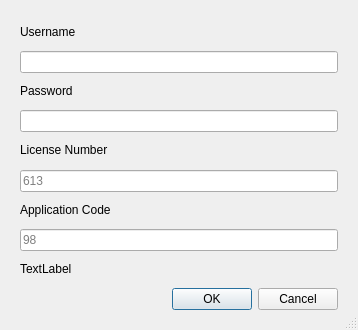
The window that terraindex_login.ui (KRS-dev/TerraIndex-Plugin) describes before a commit, drawn with Qt 5.
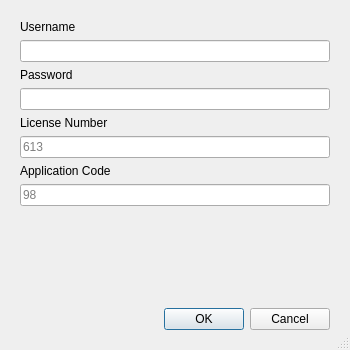
The same window after the commit. Custom widgets are drawn as their Qt base class.

Patch:
```diff
--- a/terraindex_login.ui
+++ b/terraindex_login.ui
@@ -6,8 +6,8 @@
    <rect>
     <x>0</x>
     <y>0</y>
-    <width>358</width>
-    <height>400</height>
+    <width>350</width>
+    <height>350</height>
    </rect>
   </property>
   <property name="sizePolicy">
@@ -18,14 +18,20 @@
   </property>
   <property name="minimumSize">
    <size>
-    <width>200</width>
-    <height>200</height>
+    <width>350</width>
+    <height>320</height>
    </size>
   </property>
   <property name="maximumSize">
    <size>
-    <width>600</width>
-    <height>330</height>
+    <width>350</width>
+    <height>350</height>
+   </size>
+  </property>
+  <property name="baseSize">
+   <size>
+    <width>300</width>
+    <height>300</height>
    </size>
   </property>
   <property name="contextMenuPolicy">
@@ -52,6 +58,12 @@
        <height>150</height>
       </size>
      </property>
+     <property name="maximumSize">
+      <size>
+       <width>600</width>
+       <height>600</height>
+      </size>
+     </property>
      <property name="sizeIncrement">
       <size>
        <width>10</width>
@@ -75,19 +87,6 @@
         </property>
        </widget>
       </item>
-      <item row="0" column="1">
-       <spacer name="verticalSpacer_4">
-        <property name="orientation">
-         <enum>Qt::Vertical</enum>
-        </property>
-        <property name="sizeHint" stdset="0">
-         <size>
-          <width>20</width>
-          <height>40</height>
-         </size>
-        </property>
-       </spacer>
-      </item>
       <item row="1" column="0" colspan="2">
        <widget class="QgsFilterLineEdit" name="username">
         <property name="text">
@@ -105,19 +104,6 @@
         </property>
        </widget>
       </item>
-      <item row="2" column="1">
-       <spacer name="verticalSpacer">
-        <property name="orientation">
-         <enum>Qt::Vertical</enum>
-        </property>
-        <property name="sizeHint" stdset="0">
-         <size>
-          <width>20</width>
-          <height>40</height>
-         </size>
-        </property>
-       </spacer>
-      </item>
       <item row="3" column="0" colspan="2">
        <widget class="QgsPasswordLineEdit" name="password"/>
       </item>
@@ -128,19 +114,6 @@
         </property>
        </widget>
       </item>
-      <item row="4" column="1">
-       <spacer name="verticalSpacer_2">
-        <property name="orientation">
-         <enum>Qt::Vertical</enum>
-        </property>
-        <property name="sizeHint" stdset="0">
-         <size>
-          <width>20</width>
-          <height>40</height>
-         </size>
-        </property>
-       </spacer>
-      </item>
       <item row="5" column="0" colspan="2">
        <widget class="QgsFilterLineEdit" name="licensenumber">
         <property name="placeholderText">
@@ -158,19 +131,6 @@
         </property>
        </widget>
       </item>
-      <item row="6" column="1">
-       <spacer name="verticalSpacer_3">
-        <property name="orientation">
-         <enum>Qt::Vertical</enum>
-        </property>
-        <property name="sizeHint" stdset="0">
-         <size>
-          <width>20</width>
-          <height>40</height>
-         </size>
-        </property>
-       </spacer>
-      </item>
       <item row="7" column="0" colspan="2">
        <widget class="QgsFilterLineEdit" name="applicationcode">
         <property name="placeholderText">
@@ -181,7 +141,7 @@
         </property>
        </widget>
       </item>
-      <item row="8" column="1">
+      <item row="9" column="0" colspan="2">
        <spacer name="verticalSpacer_5">
         <property name="orientation">
          <enum>Qt::Vertical</enum>
@@ -194,7 +154,7 @@
         </property>
        </spacer>
       </item>
-      <item row="9" column="1">
+      <item row="10" column="0" colspan="2">
        <widget class="QDialogButtonBox" name="buttonBox">
         <property name="orientation">
          <enum>Qt::Horizontal</enum>
@@ -204,26 +164,37 @@
         </property>
        </widget>
       </item>
-      <item row="8" column="0">
+      <item row="8" column="0" colspan="2">
        <widget class="QLabel" name="message">
+        <property name="sizePolicy">
+         <sizepolicy hsizetype="MinimumExpanding" vsizetype="MinimumExpanding">
+          <horstretch>0</horstretch>
+          <verstretch>0</verstretch>
+         </sizepolicy>
+        </property>
+        <property name="maximumSize">
+         <size>
+          <width>1000</width>
+          <height>1000</height>
+         </size>
+        </property>
+        <property name="sizeIncrement">
+         <size>
+          <width>0</width>
+          <height>0</height>
+         </size>
+        </property>
         <property name="text">
-         <string>TextLabel</string>
+         <string/>
+        </property>
+        <property name="textFormat">
+         <enum>Qt::PlainText</enum>
+        </property>
+        <property name="wordWrap">
+         <bool>true</bool>
         </property>
        </widget>
       </item>
-      <item row="9" column="0">
-       <spacer name="horizontalSpacer">
-        <property name="orientation">
-         <enum>Qt::Horizontal</enum>
-        </property>
-        <property name="sizeHint" stdset="0">
-         <size>
-          <width>40</width>
-          <height>20</height>
-         </size>
-        </property>
-       </spacer>
-      </item>
      </layout>
     </widget>
    </item>
```
Left out of the diff: 4 changed lines with no effect on the pictures.
